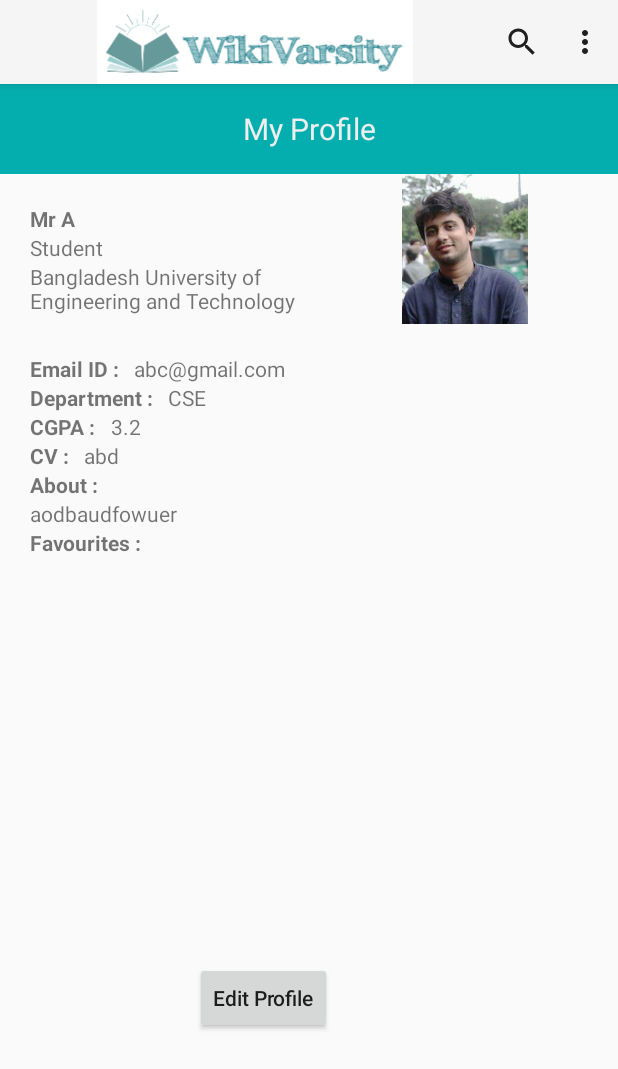
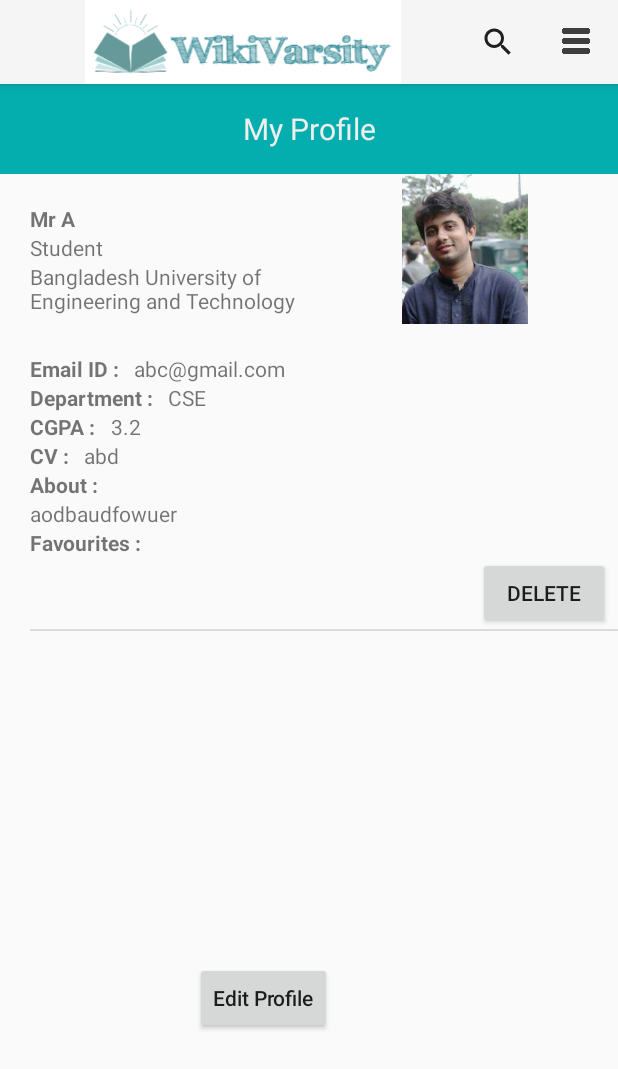
Before and after one commit to afrina23/WikiVarsity, an Android app: the StudentActivity screen opened directly, with no data from a screen before it, on a phone screen of 412 x 824 dp. Shown: the top 1069 px of the screen. Run offline under Robolectric (Android 15) with nearby library versions, the phone set to English and light mode, and no system bars.

Commit message:
App icon + menu icon added

```diff
--- a/app/src/main/java/com/androidlime/wikivarsity/StudentActivity.java
+++ b/app/src/main/java/com/androidlime/wikivarsity/StudentActivity.java
@@ -44,10 +44,10 @@
     public boolean onCreateOptionsMenu(Menu menu) {
         MenuInflater inflater = getMenuInflater();
         inflater.inflate(R.menu.main,menu);
-        menu.add("My Profile");
-        menu.add("Home");
-        menu.add("Notifications");
-        menu.add("log Out");
+       // menu.add("My Profile");
+        //menu.add("Home");
+       // menu.add("Notifications");
+        //menu.add("log Out");
         SearchManager searchManager =
                 (SearchManager) getSystemService(Context.SEARCH_SERVICE);
 
@@ -75,12 +75,12 @@
     @Override
     public boolean onOptionsItemSelected(MenuItem item) {
         // Handle item selection
-        if(item.getTitle()=="My Profile"){
+        if(item.getItemId()==R.id.profile){
             Intent intent=new Intent(StudentActivity.this,StudentActivity.class);
             startActivity(intent);
             return true;
         }
-        if(item.getTitle()=="Home"){
+        if(item.getItemId()==R.id.home){
             Intent intent=new Intent(StudentActivity.this,DataBaseStart.class);
             startActivity(intent);
             return true;
--- a/app/src/main/res/menu/main.xml
+++ b/app/src/main/res/menu/main.xml
@@ -1,6 +1,7 @@
 <?xml version="1.0" encoding="utf-8"?>
 <menu xmlns:android="http://schemas.android.com/apk/res/android"
     xmlns:app="http://schemas.android.com/apk/res-auto">
+
 
     <item
         android:id="@+id/action_search"
@@ -8,6 +9,36 @@
         android:title=""
         app:actionViewClass="android.support.v7.widget.SearchView"
         app:showAsAction="ifRoom" />
+    <item
+        android:id="@+id/menu"
+        android:icon="@drawable/menu"
+        android:title="action_notification"
+        app:showAsAction="always">
+        <menu>
+            <item
+                android:id="@+id/profile"
+                android:icon="@drawable/profile"
+                android:orderInCategory="100"
+                android:title="@string/MyProfile" />
+            <item
+                android:id="@+id/home"
+                android:icon="@drawable/home"
+                android:orderInCategory="100"
+                android:title="Home" />
+            <item
+                android:id="@+id/notification"
+                android:icon="@drawable/notification"
+                android:orderInCategory="100"
+                android:title="Notifications" />
+            <item
+                android:id="@+id/logout"
+                android:icon="@drawable/logout"
+                android:orderInCategory="100"
+                android:title="Log Out" />
+
+        </menu>
+    </item>
+
 
 
 </menu>
```
Also changed, not shown: app/src/main/AndroidManifest.xml (+5 -5 lines), app/src/main/java/com/androidlime/wikivarsity/DataBaseStart.java (+10 -4 lines), app/src/main/java/com/androidlime/wikivarsity/MainActivity.java (+6 -6 lines), app/src/main/res/drawable/home.png (added), app/src/main/res/drawable/logout.png (added), app/src/main/res/drawable/menu.png (added), app/src/main/res/drawable/notification.png (added), app/src/main/res/drawable/profile.png (added), 5 other files.
